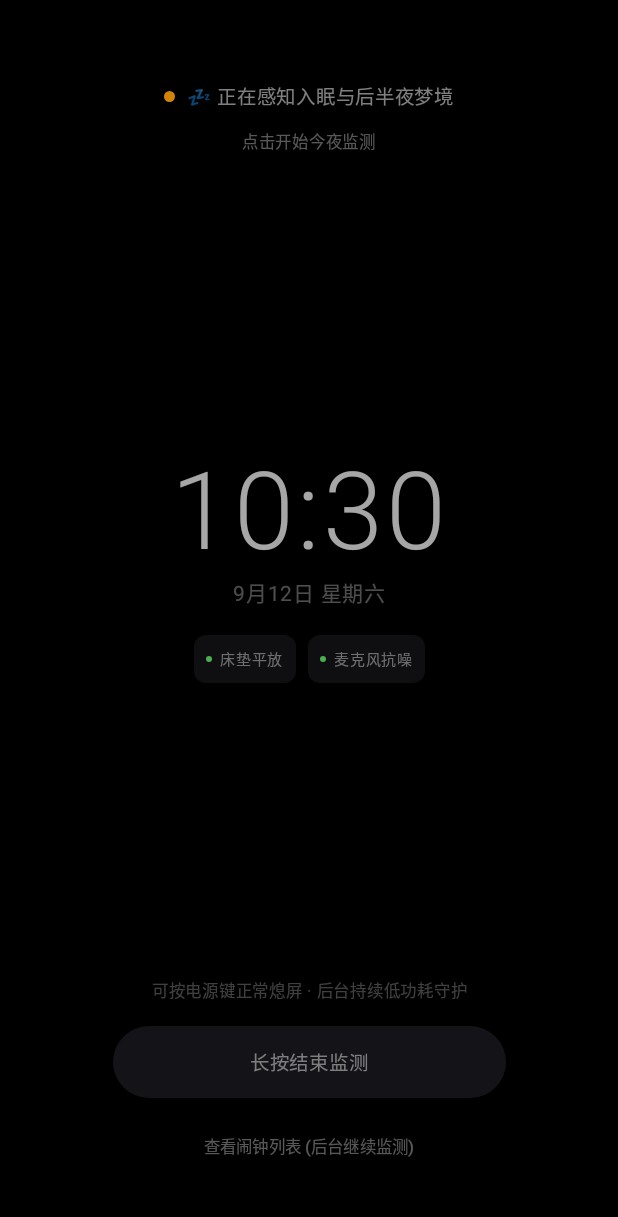
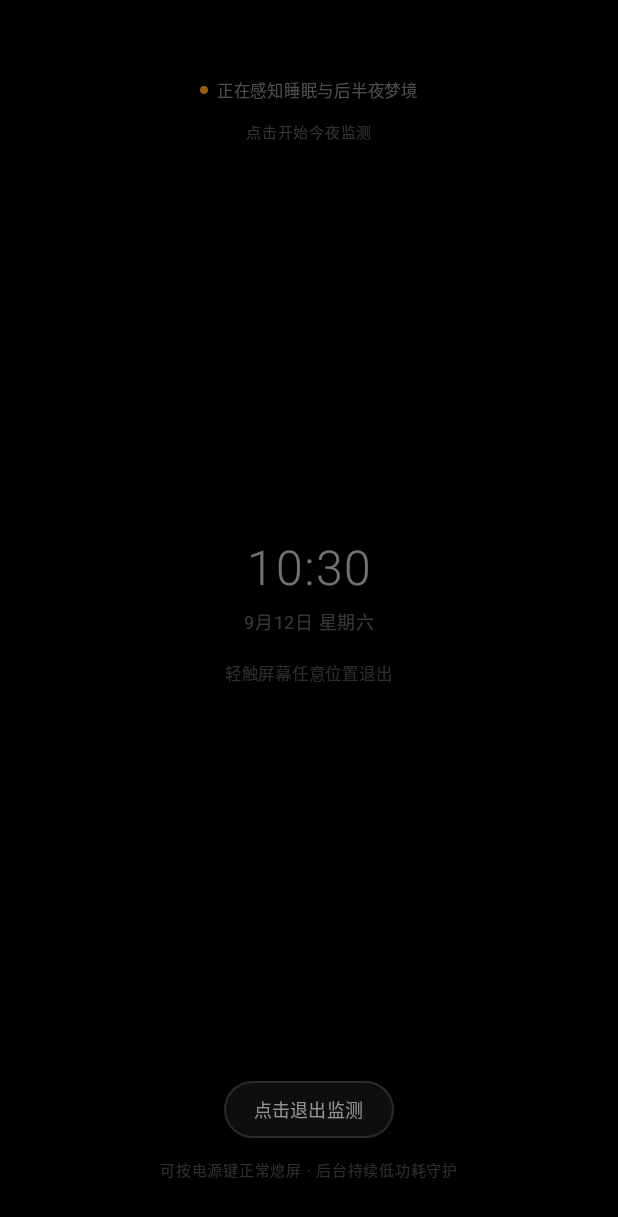
Before and after one commit to tongsuh/alarm, an Android app built with Jetpack Compose: the composable SleepModeContent shown on its own in the app's theme, on a phone screen of 412 x 824 dp. Shown: the top 1217 px of the screen. Run offline under Robolectric (Android 15) with nearby library versions, the light colour scheme and no system bars.

Commit message:
fix(sleep): fix cue delay and audio/vibration execution, black screen with small digits, and tap-to-exit

```diff
--- a/app/src/main/java/com/example/flashalarm/ui/SleepModeActivity.kt
+++ b/app/src/main/java/com/example/flashalarm/ui/SleepModeActivity.kt
@@ -1,6 +1,5 @@
 package com.example.flashalarm.ui
 
-import android.app.KeyguardManager
 import android.content.Context
 import android.content.Intent
 import android.os.Build
@@ -8,10 +7,9 @@ import android.os.Bundle
 import android.view.WindowManager
 import androidx.activity.ComponentActivity
 import androidx.activity.compose.setContent
-import androidx.compose.animation.core.*
 import androidx.compose.foundation.BorderStroke
 import androidx.compose.foundation.background
-import androidx.compose.foundation.gestures.detectTapGestures
+import androidx.compose.foundation.clickable
 import androidx.compose.foundation.layout.*
 import androidx.compose.foundation.shape.CircleShape
 import androidx.compose.foundation.shape.RoundedCornerShape
@@ -19,9 +17,7 @@ import androidx.compose.material3.*
 import androidx.compose.runtime.*
 import androidx.compose.ui.Alignment
 import androidx.compose.ui.Modifier
-import androidx.compose.ui.draw.clip
 import androidx.compose.ui.graphics.Color
-import androidx.compose.ui.input.pointer.pointerInput
 import androidx.compose.ui.text.font.FontFamily
 import androidx.compose.ui.text.font.FontWeight
 import androidx.compose.ui.unit.dp
@@ -31,7 +27,6 @@ import androidx.core.view.WindowInsetsCompat
 import androidx.core.view.WindowInsetsControllerCompat
 import com.example.flashalarm.sleep.SleepTrackingService
 import com.example.flashalarm.ui.theme.IosOrange
-import com.example.flashalarm.ui.theme.IosRed
 import kotlinx.coroutines.delay
 import kotlinx.coroutines.isActive
 import java.text.SimpleDateFormat
@@ -59,18 +54,15 @@ class SleepModeActivity : ComponentActivity() {
     }
 
     override fun onCreate(savedInstanceState: Bundle?) {
+        setupNightWindow()
         super.onCreate(savedInstanceState)
 
-        setupNightWindow()
         hideSystemUI()
 
         setContent {
             SleepModeContent(
                 onExitSleep = {
                     SleepTrackingService.stopTracking(this@SleepModeActivity)
-                    finish()
-                },
-                onMinimize = {
                     finish()
                 }
             )
@@ -82,13 +74,10 @@ class SleepModeActivity : ComponentActivity() {
         if (Build.VERSION.SDK_INT >= Build.VERSION_CODES.O_MR1) {
             setShowWhenLocked(true)
             setTurnScreenOn(false)
-            val km = getSystemService(Context.KEYGUARD_SERVICE) as? KeyguardManager
-            km?.requestDismissKeyguard(this, null)
         } else {
             @Suppress("DEPRECATION")
             window.addFlags(
-                WindowManager.LayoutParams.FLAG_SHOW_WHEN_LOCKED or
-                        WindowManager.LayoutParams.FLAG_DISMISS_KEYGUARD
+                WindowManager.LayoutParams.FLAG_SHOW_WHEN_LOCKED
             )
         }
 
@@ -112,23 +101,16 @@ class SleepModeActivity : ComponentActivity() {
     override fun onResume() {
         super.onResume()
         hideSystemUI()
-        // 若服务已停止，自动退出
-        if (!SleepTrackingService.isServiceRunning.value) {
-            finish()
-        }
     }
 }
 
 @Composable
 private fun SleepModeContent(
-    onExitSleep: () -> Unit,
-    onMinimize: () -> Unit
+    onExitSleep: () -> Unit
 ) {
-    val liveStatusTitle by SleepTrackingService.liveStatusText.collectAsState()
     val liveStatusDetail by SleepTrackingService.liveDetailText.collectAsState()
     val isPhoneFlat by SleepTrackingService.isPhoneFlat.collectAsState()
     val phoneTiltAngle by SleepTrackingService.phoneTiltAngle.collectAsState()
-    val isWhiteNoiseActive by SleepTrackingService.isWhiteNoiseActive.collectAsState()
 
     // 每秒刷新时间
     var currentTimeStr by remember { mutableStateOf(getFormattedTime()) }
@@ -142,213 +124,110 @@ private fun SleepModeContent(
         }
     }
 
-    // 呼吸微光动画
-    val infiniteTransition = rememberInfiniteTransition(label = "breathe")
-    val breatheAlpha by infiniteTransition.animateFloat(
-        initialValue = 0.35f,
-        targetValue = 0.85f,
-        animationSpec = infiniteRepeatable(
-            animation = tween(3000, easing = EaseInOutSine),
-            repeatMode = RepeatMode.Reverse
-        ),
-        label = "breatheAlpha"
-    )
-
+    // 全屏纯黑，点击任意区域立即退出
     Box(
         modifier = Modifier
             .fillMaxSize()
-            .background(Color.Black),
+            .background(Color.Black)
+            .clickable { onExitSleep() },
         contentAlignment = Alignment.Center
     ) {
         Column(
             modifier = Modifier
                 .fillMaxSize()
-                .padding(horizontal = 24.dp, vertical = 36.dp),
+                .padding(horizontal = 24.dp, vertical = 32.dp),
             horizontalAlignment = Alignment.CenterHorizontally,
             verticalArrangement = Arrangement.SpaceBetween
         ) {
-            // 顶部：极简暗色状态标识
+            // 顶部：极简暗色状态或姿态告警
             Column(
                 horizontalAlignment = Alignment.CenterHorizontally,
                 modifier = Modifier.padding(top = 16.dp)
             ) {
-                Row(verticalAlignment = Alignment.CenterVertically) {
-                    Box(
-                        modifier = Modifier
-                            .size(7.dp)
-                            .background(
-                                if (isPhoneFlat) IosOrange.copy(alpha = breatheAlpha) else Color(0xFFFF453A),
-                                CircleShape
-                            )
+                if (!isPhoneFlat) {
+                    Text(
+                        text = "⚠️ 手机倾斜 ${phoneTiltAngle.toInt()}° · 请平放于床面",
+                        color = Color(0xFFFF5252).copy(alpha = 0.75f),
+                        fontSize = 12.sp,
+                        fontWeight = FontWeight.Medium
                     )
-                    Spacer(modifier = Modifier.width(8.dp))
+                } else {
+                    Row(verticalAlignment = Alignment.CenterVertically) {
+                        Box(
+                            modifier = Modifier
+                                .size(5.dp)
+                                .background(IosOrange.copy(alpha = 0.6f), CircleShape)
+                        )
+                        Spacer(modifier = Modifier.width(6.dp))
+                        Text(
+                            text = "正在感知睡眠与后半夜梦境",
+                            color = Color.White.copy(alpha = 0.3f),
+                            fontSize = 11.sp
+                        )
+                    }
+                }
+                Spacer(modifier = Modifier.height(4.dp))
+                Text(
+                    text = liveStatusDetail,
+                    color = Color.White.copy(alpha = 0.2f),
+                    fontSize = 10.sp
+                )
+            }
+
+            // 中部：黑屏 + 小数字时间界面 (柔和小尺寸，夜间零刺眼)
+            Column(horizontalAlignment = Alignment.CenterHorizontally) {
+                Text(
+                    text = currentTimeStr,
+                    color = Color.White.copy(alpha = 0.45f),
+                    fontSize = 32.sp,
+                    fontFamily = FontFamily.SansSerif,
+                    fontWeight = FontWeight.Light,
+                    letterSpacing = 1.sp
+                )
+
+                Spacer(modifier = Modifier.height(4.dp))
+
+                Text(
+                    text = currentDateStr,
+                    color = Color.White.copy(alpha = 0.22f),
+                    fontSize = 12.sp
+                )
+
+                Spacer(modifier = Modifier.height(10.dp))
+
+                Text(
+                    text = "轻触屏幕任意位置退出",
+                    color = Color.White.copy(alpha = 0.18f),
+                    fontSize = 11.sp
+                )
+            }
+
+            // 底部：明确的点击退出按钮 (点击即刻退出，无需长按)
+            Column(horizontalAlignment = Alignment.CenterHorizontally) {
+                OutlinedButton(
+                    onClick = onExitSleep,
+                    modifier = Modifier.height(38.dp),
+                    shape = RoundedCornerShape(19.dp),
+                    border = BorderStroke(1.dp, Color.White.copy(alpha = 0.12f)),
+                    colors = ButtonDefaults.outlinedButtonColors(containerColor = Color(0xFF0E0E11)),
+                    contentPadding = PaddingValues(horizontal = 20.dp, vertical = 0.dp)
+                ) {
                     Text(
-                        text = if (isPhoneFlat) "💤 正在感知入眠与后半夜梦境" else "⚠️ 手机倾斜 ${phoneTiltAngle.toInt()}° · 请平放于床面",
-                        color = if (isPhoneFlat) Color.White.copy(alpha = 0.5f) else Color(0xFFFF5252).copy(alpha = 0.8f),
-                        fontSize = 13.sp,
+                        text = "点击退出监测",
+                        color = Color.White.copy(alpha = 0.55f),
+                        fontSize = 12.sp,
                         fontWeight = FontWeight.Medium
                     )
                 }
 
-                Spacer(modifier = Modifier.height(6.dp))
+                Spacer(modifier = Modifier.height(10.dp))
 
                 Text(
-                    text = liveStatusDetail,
-                    color = Color.White.copy(alpha = 0.35f),
-                    fontSize = 11.sp
+                    text = "可按电源键正常熄屏 · 后台持续低功耗守护",
+                    color = Color.White.copy(alpha = 0.18f),
+                    fontSize = 10.sp
                 )
             }
-
-            // 中部：柔和极暗大时钟 (专为暗夜保护视力设计)
-            Column(horizontalAlignment = Alignment.CenterHorizontally) {
-                Text(
-                    text = currentTimeStr,
-                    color = Color.White.copy(alpha = 0.65f),
-                    fontSize = 72.sp,
-                    fontFamily = FontFamily.SansSerif,
-                    fontWeight = FontWeight.Light,
-                    letterSpacing = 2.sp
-                )
-
-                Text(
-                    text = currentDateStr,
-                    color = Color.White.copy(alpha = 0.3f),
-                    fontSize = 14.sp
-                )
-
-                Spacer(modifier = Modifier.height(16.dp))
-
-                // 暗夜状态胶囊
-                Row(
-                    horizontalArrangement = Arrangement.spacedBy(8.dp),
-                    verticalAlignment = Alignment.CenterVertically
-                ) {
-                    SleepBadge(
-                        text = if (isPhoneFlat) "床垫平放" else "倾斜需平放",
-                        isGood = isPhoneFlat
-                    )
-                    SleepBadge(
-                        text = if (isWhiteNoiseActive) "白噪音避让" else "麦克风抗噪",
-                        isGood = true
-                    )
-                }
-            }
-
-            // 底部：防误触【长按 2 秒退出】胶囊按钮
-            Column(horizontalAlignment = Alignment.CenterHorizontally) {
-                Text(
-                    text = "可按电源键正常熄屏 · 后台持续低功耗守护",
-                    color = Color.White.copy(alpha = 0.25f),
-                    fontSize = 11.sp,
-                    modifier = Modifier.padding(bottom = 12.dp)
-                )
-
-                HoldToExitSleepButton(onHoldComplete = onExitSleep)
-
-                Spacer(modifier = Modifier.height(8.dp))
-
-                TextButton(
-                    onClick = onMinimize,
-                    contentPadding = PaddingValues(horizontal = 12.dp, vertical = 2.dp)
-                ) {
-                    Text(
-                        text = "查看闹钟列表 (后台继续监测)",
-                        color = Color.White.copy(alpha = 0.35f),
-                        fontSize = 11.sp
-                    )
-                }
-            }
-        }
-    }
-}
-
-/**
- * 仿成熟睡眠 App 的【长按 2 秒防误触退出按钮】
- */
-@Composable
-private fun HoldToExitSleepButton(onHoldComplete: () -> Unit) {
-    var progress by remember { mutableFloatStateOf(0f) }
-    var isPressed by remember { mutableStateOf(false) }
-
-    LaunchedEffect(isPressed) {
-        if (isPressed) {
-            val startTime = System.currentTimeMillis()
-            val holdDurationMs = 1800f
-            while (isPressed && progress < 1f) {
-                val elapsed = System.currentTimeMillis() - startTime
-                progress = (elapsed / holdDurationMs).coerceIn(0f, 1f)
-                if (progress >= 1f) {
-                    onHoldComplete()
-                    break
-                }
-                delay(16L)
-            }
-        } else {
-            progress = 0f
-        }
-    }
-
-    Box(
-        modifier = Modifier
-            .fillMaxWidth(0.72f)
-            .height(48.dp)
-            .clip(RoundedCornerShape(24.dp))
-            .background(Color(0xFF141418))
-            .pointerInput(Unit) {
-                detectTapGestures(
-                    onPress = {
-                        isPressed = true
-                        tryAwaitRelease()
-                        isPressed = false
-                    }
-                )
-            },
-        contentAlignment = Alignment.CenterStart
-    ) {
-        // 进度填充背景
-        Box(
-            modifier = Modifier
-                .fillMaxHeight()
-                .fillMaxWidth(progress)
-                .background(IosRed.copy(alpha = 0.45f))
-        )
-
-        // 按钮表面边框与文字
-        Box(
-            modifier = Modifier
-                .fillMaxSize()
-                .background(Color.Transparent, RoundedCornerShape(24.dp)),
-            contentAlignment = Alignment.Center
-        ) {
-            Text(
-                text = if (isPressed) "按住不放以结束..." else "长按结束监测",
-                color = if (isPressed) Color.White else Color.White.copy(alpha = 0.45f),
-                fontSize = 13.sp,
-                fontWeight = FontWeight.Medium
-            )
-        }
-    }
-}
-
-@Composable
-private fun SleepBadge(text: String, isGood: Boolean) {
-    Box(
-        modifier = Modifier
-            .background(Color(0xFF0F0F12), RoundedCornerShape(8.dp))
-            .padding(horizontal = 8.dp, vertical = 4.dp)
-    ) {
-        Row(verticalAlignment = Alignment.CenterVertically) {
-            Box(
-                modifier = Modifier
-                    .size(4.dp)
-                    .background(if (isGood) Color(0xFF4CAF50) else Color(0xFFFF5252), CircleShape)
-            )
-            Spacer(modifier = Modifier.width(5.dp))
-            Text(
-                text = text,
-                color = Color.White.copy(alpha = 0.4f),
-                fontSize = 10.sp
-            )
         }
     }
 }
```
Also changed, not shown: app/src/main/java/com/example/flashalarm/sleep/SleepTrackingService.kt (+34 -7 lines), app/src/main/java/com/example/flashalarm/util/VibrationHelper.kt (+7 -5 lines).
